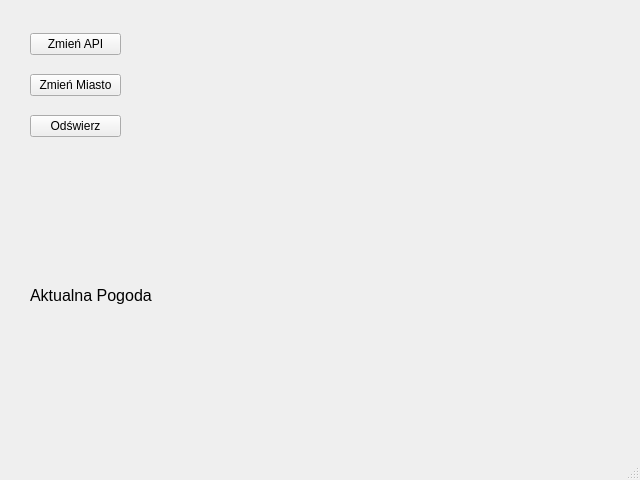
This is assets/MainWindow.ui in a-wierzchowski/ProjektPogoda as Qt 5 draws it before an edit. The edited form follows.
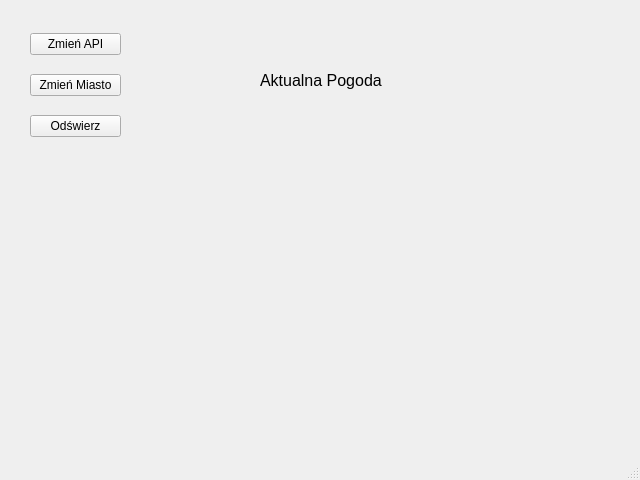
This is the edited form.

The edit to the form file:
```diff
--- a/assets/MainWindow.ui
+++ b/assets/MainWindow.ui
@@ -285,16 +285,26 @@
      <widget class="QLabel" name="pogoda_text">
       <property name="geometry">
        <rect>
-        <x>30</x>
-        <y>190</y>
+        <x>260</x>
+        <y>20</y>
         <width>241</width>
-        <height>211</height>
+        <height>121</height>
        </rect>
       </property>
       <property name="text">
        <string>&lt;html&gt;&lt;head/&gt;&lt;body&gt;&lt;p align=&quot;justify&quot;&gt;&lt;span style=&quot; font-size:12pt;&quot;&gt;Aktualna Pogoda&lt;/span&gt;&lt;/p&gt;&lt;/body&gt;&lt;/html&gt;</string>
       </property>
      </widget>
+     <widget class="QWidget" name="chart_widget" native="true">
+      <property name="geometry">
+       <rect>
+        <x>20</x>
+        <y>160</y>
+        <width>601</width>
+        <height>301</height>
+       </rect>
+      </property>
+     </widget>
     </widget>
    </widget>
   </widget>
```
